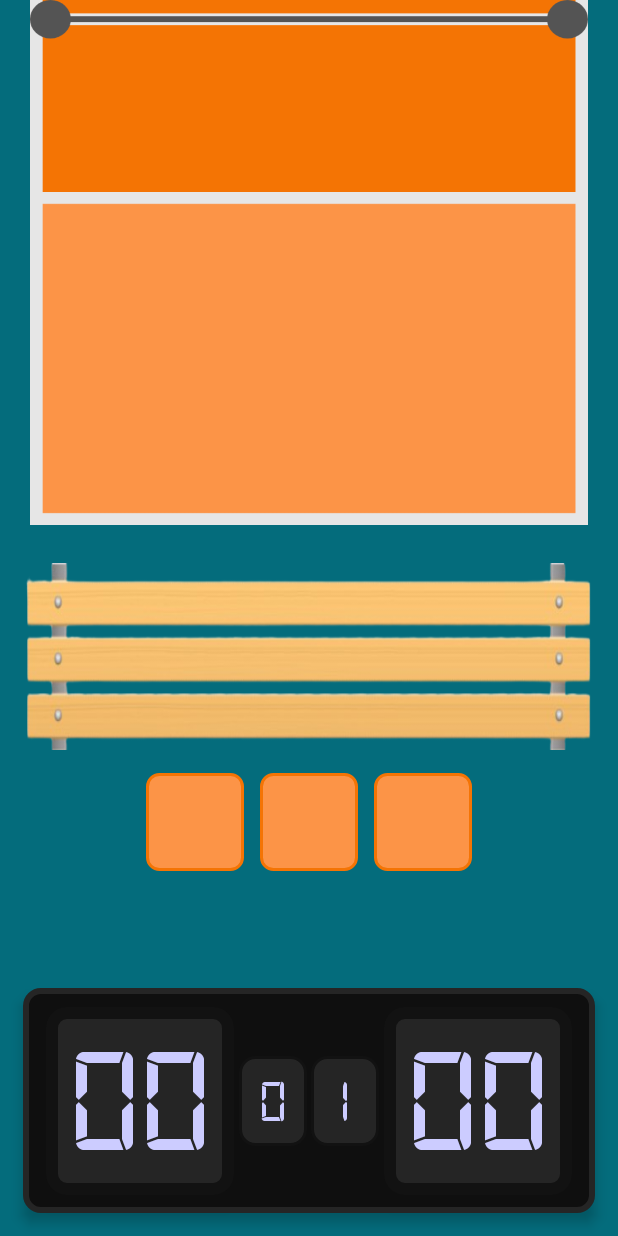
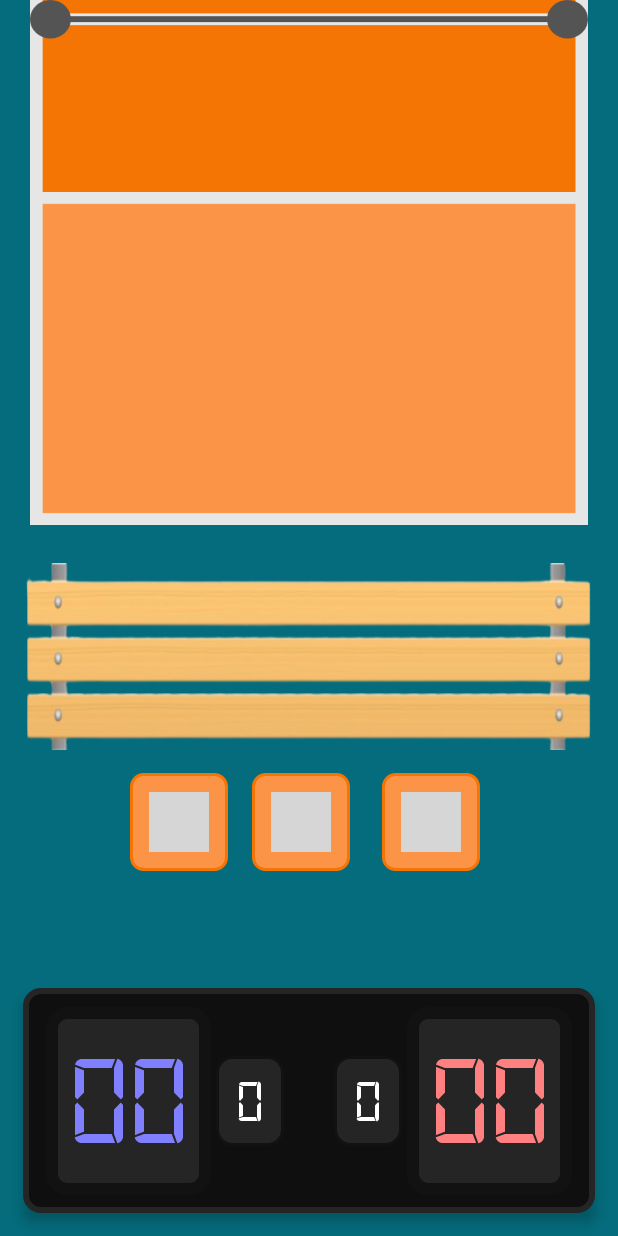
Before and after one commit to AngelDavidArellanoMolina/VolleyEssentials, an Android app: the screen it shows after launch (MainActivity), on a phone screen of 412 x 824 dp. Run offline under Robolectric (Android 15) with nearby library versions, the light colour scheme and no system bars; grey boxes are pictures that could not be loaded.

Commit message:
NO SE QUE HICE XD

```diff
--- a/app/src/main/res/layout/activity_main.xml
+++ b/app/src/main/res/layout/activity_main.xml
@@ -74,7 +74,7 @@
 
     <View
         android:id="@+id/marcador_local_view"
-        android:layout_width="125dp"
+        android:layout_width="110dp"
         android:layout_height="125dp"
         android:background="@drawable/marcador_puntos"
         app:layout_constraintTop_toTopOf="@id/marcador"
@@ -89,7 +89,7 @@
         android:layout_width="wrap_content"
         android:layout_height="wrap_content"
         android:text="00"
-        android:textSize="100dp"
+        android:textSize="85dp"
         android:textColor="@color/light_blue"
         android:fontFamily="@font/digital_font"
         app:layout_constraintTop_toTopOf="@id/marcador_local_view"
@@ -121,7 +121,7 @@
         android:layout_height="wrap_content"
         android:text="0"
         android:textSize="40dp"
-        android:textColor="@color/light_blue"
+        android:textColor="@color/white"
         android:fontFamily="@font/digital_font"
         app:layout_constraintTop_toTopOf="@id/marcador"
         app:layout_constraintBottom_toBottomOf="@id/marcador"
@@ -150,9 +150,9 @@
         android:id="@+id/marcador_visitante_sets_nums"
         android:layout_width="wrap_content"
         android:layout_height="wrap_content"
-        android:text="1"
+        android:text="0"
         android:textSize="40dp"
-        android:textColor="@color/light_blue"
+        android:textColor="@color/white"
         android:fontFamily="@font/digital_font"
         app:layout_constraintTop_toTopOf="@id/marcador"
         app:layout_constraintBottom_toBottomOf="@id/marcador"
@@ -163,7 +163,7 @@
 
     <View
         android:id="@+id/marcador_visitante_view"
-        android:layout_width="125dp"
+        android:layout_width="110dp"
         android:layout_height="125dp"
         android:background="@drawable/marcador_puntos"
         app:layout_constraintTop_toTopOf="@id/marcador"
@@ -178,8 +178,8 @@
         android:layout_width="wrap_content"
         android:layout_height="wrap_content"
         android:text="00"
-        android:textSize="100dp"
-        android:textColor="@color/light_blue"
+        android:textSize="85dp"
+        android:textColor="@color/light_red"
         android:fontFamily="@font/digital_font"
         app:layout_constraintTop_toTopOf="@id/marcador_visitante_view"
         app:layout_constraintBottom_toBottomOf="@id/marcador_visitante_view"
@@ -187,7 +187,6 @@
         app:layout_constraintEnd_toEndOf="@id/marcador_visitante_view"
         android:elevation="5dp"
         />
-
 
     <!-- Botones de acción -->
     <LinearLayout
@@ -200,14 +199,35 @@
         android:layout_margin="15dp"
         android:elevation="5dp">
 
+        <FrameLayout
+            android:layout_width="wrap_content"
+            android:layout_height="wrap_content"
+            android:layout_marginHorizontal="5dp"
+            >
+
             <View
                 android:id="@+id/btnAddPlayer"
                 android:layout_width="65dp"
                 android:layout_height="65dp"
                 android:onClick="agregarJugador"
                 android:background="@drawable/botones_interface"
+                />
+
+            <ImageView
+                android:id="@+id/imagen_añadir_jugador"
+                android:layout_width="40dp"
+                android:layout_height="40dp"
+                android:src="@drawable/usuarios"
+                android:layout_gravity="center"
+                />
+
+        </FrameLayout>
+
+        <FrameLayout
+            android:layout_width="wrap_content"
+            android:layout_height="wrap_content"
             android:layout_marginHorizontal="5dp"
-        />
+            >
 
             <View
                 android:id="@+id/btnDltPlayer"
@@ -218,6 +238,21 @@
                 android:layout_marginHorizontal="5dp"
                 />
 
+            <ImageView
+                android:id="@+id/imagen_eliminar_jugador"
+                android:layout_width="40dp"
+                android:layout_height="40dp"
+                android:src="@drawable/usuarios"
+                android:layout_gravity="center"
+                />
+
+        </FrameLayout>
+        <FrameLayout
+            android:layout_width="wrap_content"
+            android:layout_height="wrap_content"
+            android:layout_marginHorizontal="5dp"
+            >
+
             <View
                 android:id="@+id/btnRtrn"
                 android:layout_width="65dp"
@@ -226,6 +261,17 @@
                 android:background="@drawable/botones_interface"
                 android:layout_marginHorizontal="5dp"
                 />
+
+            <ImageView
+                android:id="@+id/imagen_intercambiar_jugador"
+                android:layout_width="40dp"
+                android:layout_height="40dp"
+                android:src="@drawable/usuarios"
+                android:layout_gravity="center"
+                />
+
+        </FrameLayout>
+
     </LinearLayout>
 
 </androidx.constraintlayout.widget.ConstraintLayout>
--- a/app/src/main/res/values/colors.xml
+++ b/app/src/main/res/values/colors.xml
@@ -19,9 +19,9 @@
     <color name="brown">#FFA52A2A</color>
 
     <!-- Tonos de colores básicos -->
-    <color name="light_red">#FFFFCCCC</color>
+    <color name="light_red">#FF8080</color>
     <color name="light_green">#FFCCFFCC</color>
-    <color name="light_blue">#FFCCCCFF</color>
+    <color name="light_blue">#8080FF</color>
     <color name="light_yellow">#FFFFFFCC</color>
     <color name="light_orange">#FFFFD8A5</color>
     <color name="light_purple">#FFC080C0</color>
```
Lines whose indentation alone changed are shown as unchanged.
